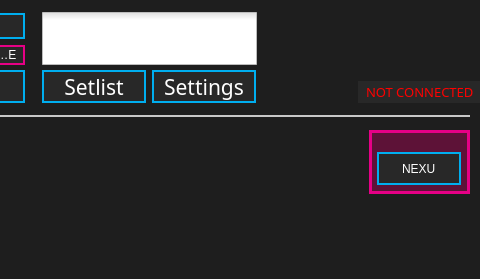
Old version of the form standalone/advanced/forms/mainwindow.ui in the repository Muse-Kinetics/softstep_editor; both pictures show x 210 to 690 and y 0 to 279 of the 690 by 279 pixel window.
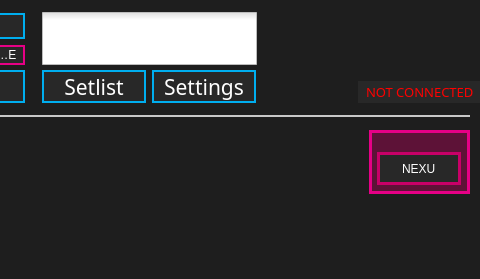
New version of the form. Icons and pictures are not drawn.

Commit message: changed display name border color in mainwindow ui.

```diff
--- a/standalone/advanced/forms/mainwindow.ui
+++ b/standalone/advanced/forms/mainwindow.ui
@@ -532,6 +532,9 @@
      <property name="toolTip">
       <string>Sets the current preset's display name. &lt;p&gt; Anything entered here appears on&lt;br&gt; the SoftStep's alphanumeric display&lt;br&gt; when the preset is selected. &lt;p&gt;Limited to a maximum of four &lt;br&gt;characters.</string>
      </property>
+     <property name="styleSheet">
+      <string notr="true">border: 3px solid rgb(200,0,104)</string>
+     </property>
      <property name="text">
       <string>NEXU</string>
      </property>
```
The commit also changes 1 other file.
